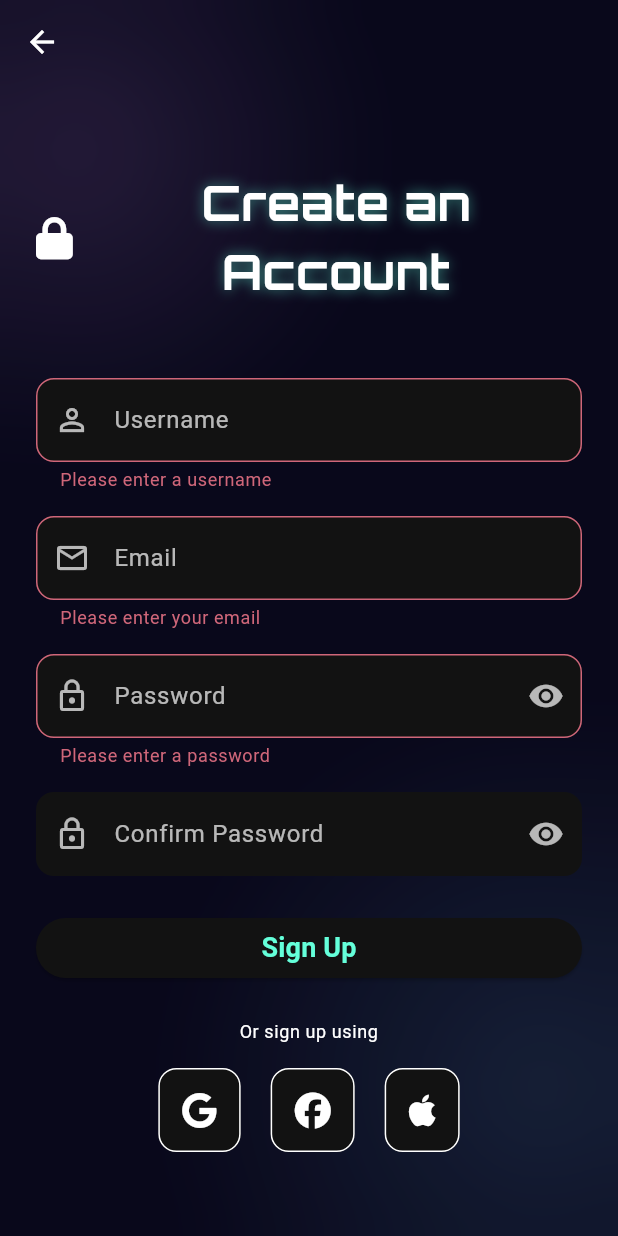
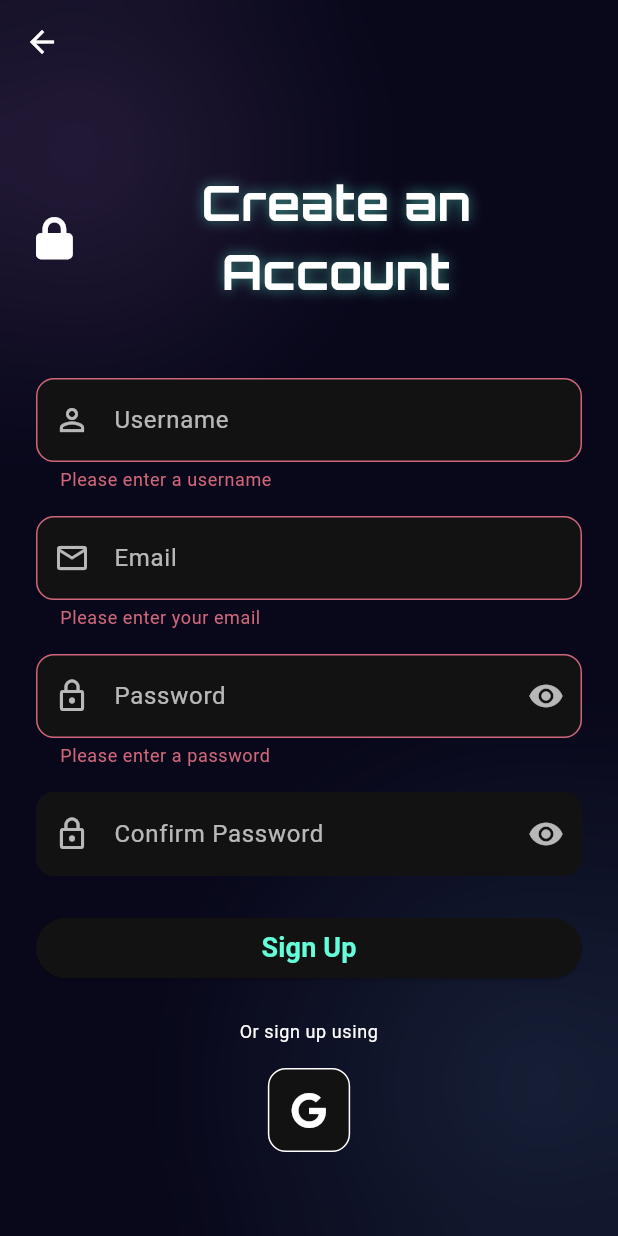
Before and after one commit to vaishnavijohari/Flutter-2.0, a Flutter app: the SignUpScreen screen opened directly, after a tap on "Sign Up", on a phone screen of 412 x 824 dp. Run offline on Flutter 3.47's test engine with Material 3 defaults, Android fonts, the phone set to English and light mode, and no system bars; our stand-ins replace carousel_slider, connectivity_plus, firebase_auth, firebase_core, fl_chart, font_awesome_flutter and 4 more; accounts and stored records are empty.

Commit message:
Remove social media login buttons from login and signup screens, and implement email verification for new users during signup process.

```diff
--- a/lib/screens/login_screen.dart
+++ b/lib/screens/login_screen.dart
@@ -152,10 +152,6 @@ class _LoginScreenState extends State<LoginScreen> {
                       mainAxisAlignment: MainAxisAlignment.center,
                       children: [
                         _socialButton(theme, FontAwesomeIcons.google),
-                        const SizedBox(width: 20),
-                        _socialButton(theme, FontAwesomeIcons.facebook),
-                        const SizedBox(width: 20),
-                        _socialButton(theme, FontAwesomeIcons.apple),
                       ],
                     ),
                   ],
--- a/lib/screens/signup_screen.dart
+++ b/lib/screens/signup_screen.dart
@@ -47,16 +47,33 @@ class _SignUpScreenState extends State<SignUpScreen> {
     if (!_formKey.currentState!.validate()) return;
     setState(() => _isLoading = true);
     try {
-      await FirebaseAuth.instance.createUserWithEmailAndPassword(
+      final userCredential = await FirebaseAuth.instance.createUserWithEmailAndPassword(
         email: _emailController.text.trim(),
         password: _passwordController.text.trim(),
       );
-      if (!mounted) return;
-      Navigator.pushAndRemoveUntil(
-        context,
-        MaterialPageRoute(builder: (context) => const MainScreen()),
-        (Route<dynamic> route) => false,
-      );
+      final user = userCredential.user;
+      if (user != null && !user.emailVerified) {
+        await user.sendEmailVerification();
+        if (!mounted) return;
+        await showDialog(
+          context: context,
+          builder: (context) => AlertDialog(
+            title: const Text('Verify your email'),
+            content: const Text('A verification link has been sent to your email. Please verify your email before logging in.'),
+            actions: [
+              TextButton(
+                onPressed: () => Navigator.of(context).pop(),
+                child: const Text('OK'),
+              ),
+            ],
+          ),
+        );
+      }
+      // Optionally, sign out the user so they can't access the app until verified
+      await FirebaseAuth.instance.signOut();
+      if (mounted) {
+        Navigator.of(context).pop(); // Go back to login screen
+      }
     } on FirebaseAuthException catch (e) {
       String message = 'Signup failed';
       if (e.code == 'email-already-in-use') message = 'Email already in use.';
@@ -198,10 +215,6 @@ class _SignUpScreenState extends State<SignUpScreen> {
                       mainAxisAlignment: MainAxisAlignment.center,
                       children: [
                         _socialButton(theme, FontAwesomeIcons.google),
-                        const SizedBox(width: 20),
-                        _socialButton(theme, FontAwesomeIcons.facebook),
-                        const SizedBox(width: 20),
-                        _socialButton(theme, FontAwesomeIcons.apple),
                       ],
                     ),
                   ],
```
